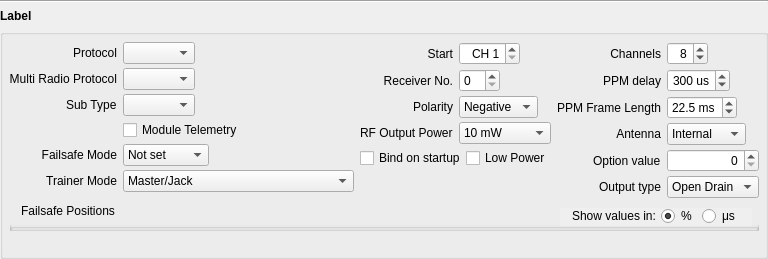
Old version of the form companion/src/modeledit/setup_module.ui in the repository opentx/opentx.
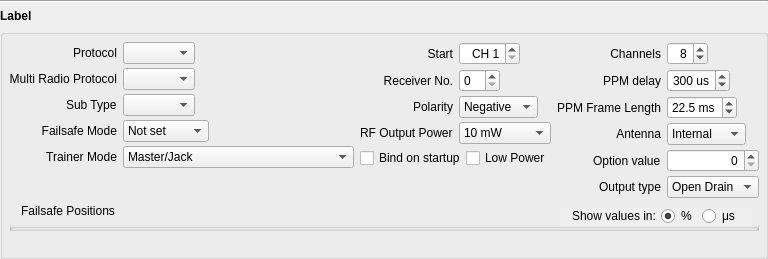
New version of the form.

Commit message: [Companion] Removed "Module Telemetry" checkbox.

The edit to the form file:
```diff
--- a/companion/src/modeledit/setup_module.ui
+++ b/companion/src/modeledit/setup_module.ui
@@ -597,7 +597,7 @@
           </property>
          </widget>
         </item>
-        <item row="4" column="0">
+        <item row="3" column="0">
          <widget class="QLabel" name="label_failsafeMode">
           <property name="maximumSize">
            <size>
@@ -613,7 +613,7 @@
           </property>
          </widget>
         </item>
-        <item row="4" column="1">
+        <item row="3" column="1">
          <widget class="QComboBox" name="failsafeMode">
           <property name="sizePolicy">
            <sizepolicy hsizetype="Maximum" vsizetype="Fixed">
@@ -651,7 +651,7 @@
           </item>
          </widget>
         </item>
-        <item row="5" column="0">
+        <item row="4" column="0">
          <widget class="QLabel" name="label_trainerMode">
           <property name="maximumSize">
            <size>
@@ -667,7 +667,7 @@
           </property>
          </widget>
         </item>
-        <item row="5" column="1">
+        <item row="4" column="1">
          <widget class="QComboBox" name="trainerMode">
           <property name="sizePolicy">
            <sizepolicy hsizetype="Maximum" vsizetype="Fixed">
@@ -705,19 +705,6 @@
           </item>
          </widget>
         </item>
-        <item row="3" column="1">
-         <widget class="QCheckBox" name="sportOut">
-          <property name="sizePolicy">
-           <sizepolicy hsizetype="Fixed" vsizetype="Fixed">
-            <horstretch>0</horstretch>
-            <verstretch>0</verstretch>
-           </sizepolicy>
-          </property>
-          <property name="text">
-           <string>Module Telemetry</string>
-          </property>
-         </widget>
-        </item>
        </layout>
       </item>
       <item row="1" column="0" colspan="3">
```
The commit also changes 2 other files.
